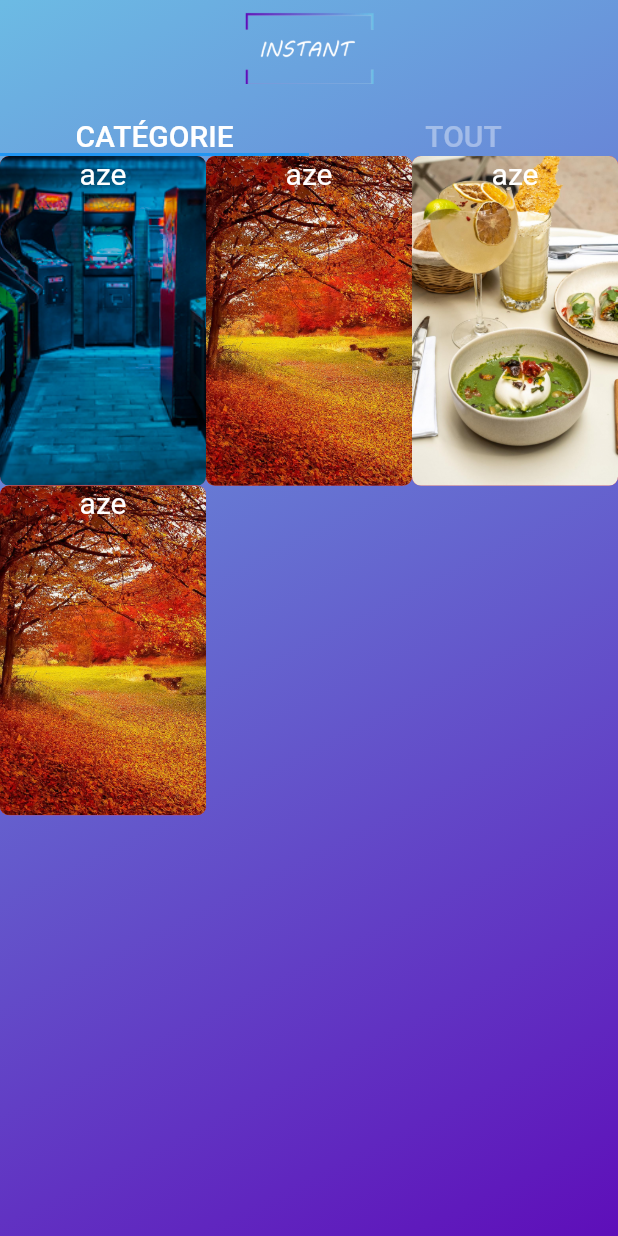
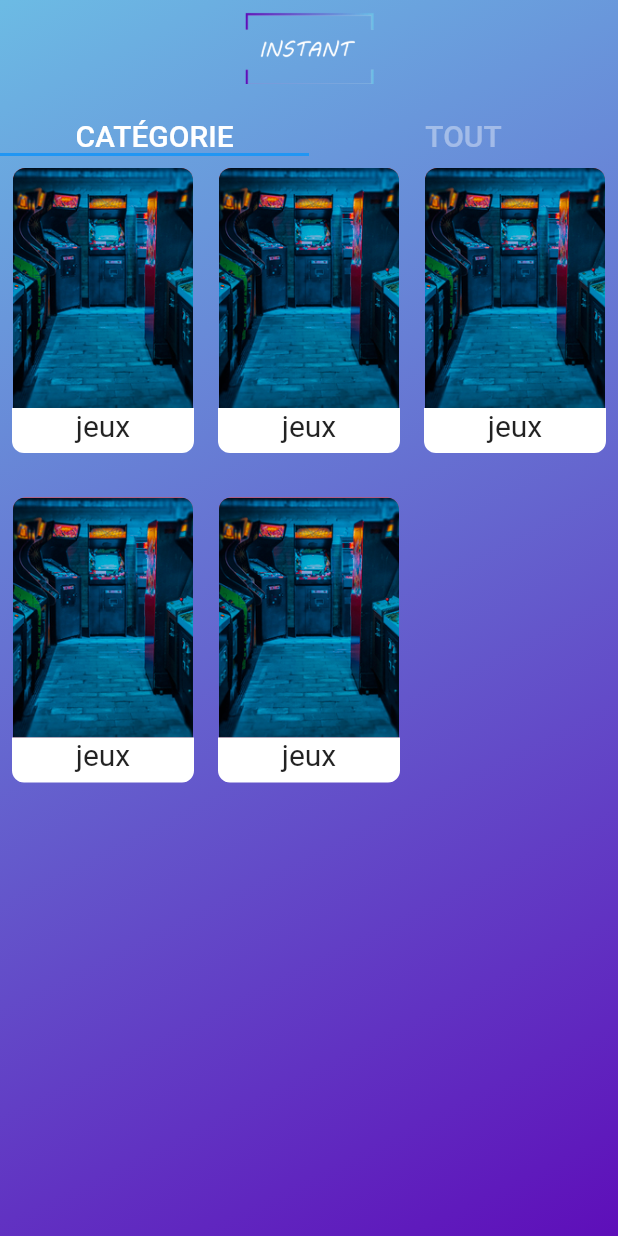
Before and after one commit to Happynounours/Instant, a Flutter app: the screen it shows after launch, on a phone screen of 412 x 824 dp. Run offline on Flutter 3.47's test engine with Material 2 defaults, Android fonts, the phone set to English and light mode, and no system bars; our stand-ins replace font_awesome_flutter.

Commit message:
category front

```diff
--- a/lib/Home/category/category.dart
+++ b/lib/Home/category/category.dart
@@ -1,4 +1,5 @@
 import 'package:flutter/material.dart';
+import 'package:instant/Home/category/categorymap.dart';
 
 class category extends StatefulWidget {
   @override
@@ -6,13 +7,6 @@ class category extends StatefulWidget {
 }
 
 class _categoryState extends State<category> {
-  List<String> widgetList = [
-    'assets/Jeux.jpg',
-    'assets/Nature.jpg',
-    'assets/nourriture.jpg',
-    'assets/Nature.jpg'
-  ];
-
   @override
   Widget build(BuildContext context) {
     return Column(
@@ -23,49 +17,15 @@ class _categoryState extends State<category> {
           controller: ScrollController(keepScrollOffset: false),
           shrinkWrap: true,
           scrollDirection: Axis.vertical,
-          children: widgetList.map((String value) {
-            return Container(
-              width: 120,
-              height: 160,
-              decoration: BoxDecoration(
-                color: Colors.red,
-                borderRadius: BorderRadius.circular(6),
-                image: DecorationImage(
-                    image: AssetImage(value), fit: BoxFit.cover),
-              ),
-              child: const Text(
-                'aze',
-                textAlign: TextAlign.center,
-                style: TextStyle(fontSize: 20, color: Colors.white),
-              ),
-            );
-          }).toList(),
+          children: [
+              categorymap(),
+              categorymap(),
+              categorymap(),
+              categorymap(),
+              categorymap(),
+          ],
         ),
       ],
     );
-
-    // Column(
-    //     children: <Widget>[
-    //   Container(
-    //     width: 120,
-    //     height: 160,
-    //     child: Card(
-    //       clipBehavior: Clip.antiAliasWithSaveLayer,
-    //       child: Column(
-    //         children: [
-    //           SizedBox(
-    //             width: 335,
-    //             height: 110,
-    //             child: Image.asset(
-    //               'assets/Nature.jpg',
-    //               fit: BoxFit.fill,
-    //             ),
-    //           ),
-    //           Column(children: [Text('Title')])
-    //         ],
-    //       ),
-    //     ),
-    //   ),
-    // ]);
   }
 }
--- /dev/null
+++ b/lib/Home/category/categorymap.dart
@@ -0,0 +1,46 @@
+import 'package:flutter/material.dart';
+
+class categorymap extends StatelessWidget {
+
+  @override
+  Widget build(BuildContext context) {
+    return             Column(
+      children: [
+        Padding(
+          padding: const EdgeInsets.only(top: 8, right: 8, left: 8),
+          child: Container(
+            width: 120,
+            height: 160,
+            decoration: BoxDecoration(
+              color: Colors.red,
+              borderRadius: BorderRadius.only(
+                  topLeft: Radius.circular(8),
+                  topRight: Radius.circular(8)),
+              image: DecorationImage(
+                  image: AssetImage('assets/Jeux.jpg'),
+                  fit: BoxFit.cover),
+            ),
+          ),
+        ),
+        Padding(
+          padding: const EdgeInsets.symmetric(horizontal: 8),
+          child: Container(
+            width: 200,
+            height: 30,
+            decoration: BoxDecoration(
+              borderRadius: BorderRadius.only(
+                  bottomLeft: Radius.circular(8),
+                  bottomRight: Radius.circular(8)),
+              color: Colors.white,
+            ),
+            child: Text(
+              'jeux',
+              textAlign: TextAlign.center,
+              style: TextStyle(fontSize: 20),
+            ),
+          ),
+        )
+      ],
+    );
+  }
+}
```
